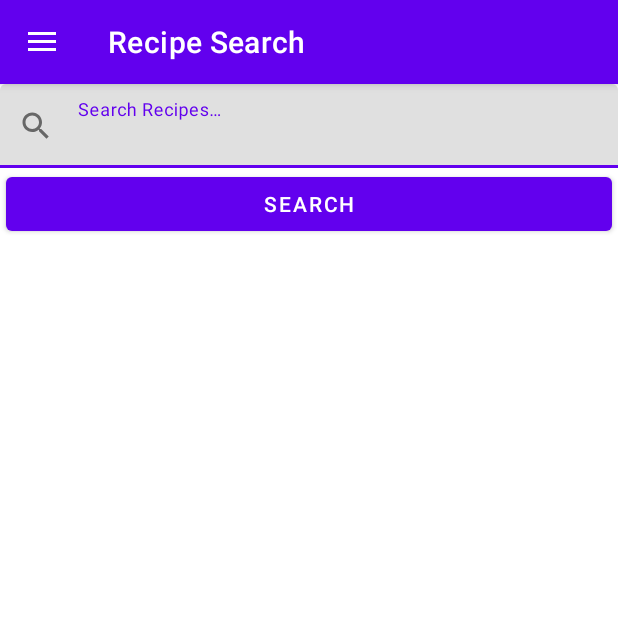
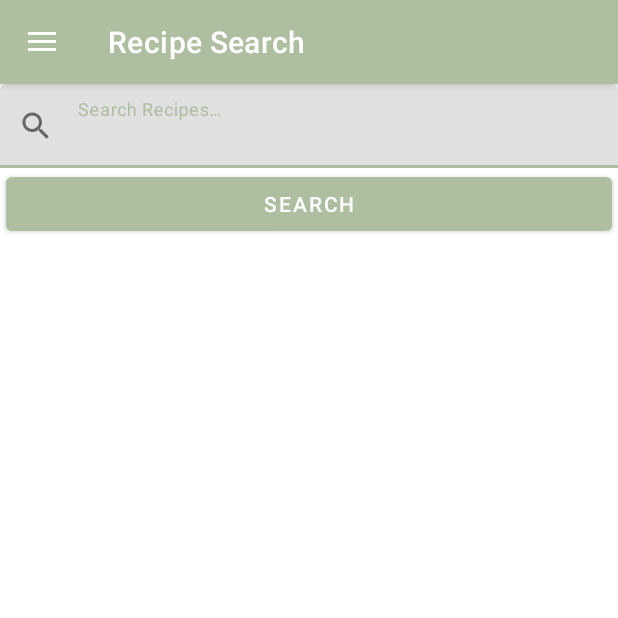
Before and after one commit to srslyashh/Recipe-Finder-Kotlin, an Android app: the screen it shows after launch (MainActivity), on a phone screen of 412 x 824 dp, the top half of it. Run offline under Robolectric (Android 15) with nearby library versions, the phone set to English and light mode, and no system bars; our stand-ins replace navigation-ui.

Commit message:
Added some icons and changed the theme color

```diff
--- /dev/null
+++ b/app/src/main/res/drawable/ic_action_favorite_off.xml
@@ -0,0 +1,4 @@
+<vector android:height="36dp" android:viewportHeight="24"
+    android:viewportWidth="24" android:width="36dp" xmlns:android="http://schemas.android.com/apk/res/android">
+    <path android:fillColor="#0F1729" android:fillType="evenOdd" android:pathData="M7.781,4C4.537,4 2,6.82 2,10.156C2,11.891 2.278,13.32 3.313,14.823C4.3,16.258 5.943,17.706 8.491,19.615L12,22L15.508,19.616C18.057,17.706 19.699,16.258 20.687,14.823C21.722,13.32 22,11.891 22,10.156C22,6.82 19.463,4 16.219,4C14.591,4 13.182,4.663 12,5.863C10.818,4.663 9.409,4 7.781,4ZM7.781,6C5.776,6 4,7.786 4,10.156C4,10.705 4.031,11.188 4.109,11.632C4.238,12.378 4.498,13.018 4.96,13.689C5.745,14.83 7.149,16.11 9.692,18.016L12,19.749L14.308,18.016C16.851,16.11 18.255,14.83 19.04,13.689C19.778,12.618 20,11.625 20,10.156C20,7.786 18.225,6 16.219,6C14.983,6 13.85,6.586 12.803,7.998C12.615,8.253 12.317,8.403 12,8.403C11.683,8.403 11.385,8.253 11.197,7.998C10.15,6.586 9.017,6 7.781,6Z"/>
+</vector>
--- /dev/null
+++ b/app/src/main/res/drawable/ic_action_favorite_on.xml
@@ -0,0 +1,4 @@
+<vector android:height="36dp" android:viewportHeight="24"
+    android:viewportWidth="24" android:width="36dp" xmlns:android="http://schemas.android.com/apk/res/android">
+    <path android:fillColor="#000000" android:pathData="M12.39,20.87a0.696,0.696 0,0 1,-0.78 0C9.764,19.637 2,14.15 2,8.973c0,-6.68 7.85,-7.75 10,-3.25 2.15,-4.5 10,-3.43 10,3.25 0,5.178 -7.764,10.664 -9.61,11.895z"/>
+</vector>
--- /dev/null
+++ b/app/src/main/res/drawable/ic_action_serving.xml
@@ -0,0 +1,4 @@
+<vector android:height="36dp" android:viewportHeight="297"
+    android:viewportWidth="297" android:width="36dp" xmlns:android="http://schemas.android.com/apk/res/android">
+    <path android:fillColor="#000000" android:pathData="M281.35,202.74C277.87,140.81 231.86,90.07 172.13,79.32c0.86,-2.52 1.33,-5.22 1.33,-8.03c0,-13.76 -11.2,-24.96 -24.96,-24.96s-24.96,11.2 -24.96,24.96c0,2.81 0.47,5.51 1.33,8.03C65.14,90.06 19.13,140.81 15.66,202.74C6.46,206.54 0,215.41 0,225.71c0,13.76 11.53,24.96 25.7,24.96h245.6c14.17,0 25.7,-11.2 25.7,-24.96C297,215.41 290.54,206.54 281.35,202.74zM142.58,71.29c0,-3.27 2.66,-5.92 5.92,-5.92s5.92,2.66 5.92,5.92c0,3.27 -2.66,5.92 -5.92,5.92S142.58,74.56 142.58,71.29zM148.5,96.25c59.67,0 108.77,46.06 113.63,104.5H34.87C39.73,142.31 88.83,96.25 148.5,96.25zM271.3,231.63H25.7c-3.61,0 -6.66,-2.71 -6.66,-5.92c0,-3.21 3.05,-5.92 6.66,-5.92h245.6c3.61,0 6.66,2.71 6.66,5.92C277.96,228.92 274.91,231.63 271.3,231.63z"/>
+</vector>
--- /dev/null
+++ b/app/src/main/res/drawable/ic_action_star.xml
@@ -0,0 +1,4 @@
+<vector android:height="36dp" android:viewportHeight="32"
+    android:viewportWidth="32" android:width="36dp" xmlns:android="http://schemas.android.com/apk/res/android">
+    <path android:fillColor="#000000" android:pathData="M16,2.421l4.296,8.909 9.769,1.452 -7.075,7.057 0.238,1.416 1.415,8.443 -8.644,-4.649 -8.643,4.652 1.415,-8.444 0.237,-1.416 -7.073,-7.059 9.768,-1.452 0.642,-1.329zM15.999,0.486c-0.896,0 -1.712,0.505 -2.093,1.296l-3.622,7.52 -8.335,1.239c-0.856,0.128 -1.567,0.713 -1.843,1.512 -0.276,0.802 -0.067,1.684 0.537,2.286l6.106,6.1 -1.417,8.458c-0.143,0.852 0.226,1.707 0.949,2.206 0.397,0.273 0.864,0.411 1.332,0.411 0.385,0 0.77,-0.093 1.119,-0.281l7.266,-3.912 7.266,3.912c0.349,0.187 0.735,0.281 1.118,0.281 0.468,0 0.934,-0.138 1.333,-0.411 0.722,-0.498 1.091,-1.353 0.947,-2.206l-1.417,-8.458 6.11,-6.1c0.605,-0.601 0.812,-1.485 0.536,-2.286s-0.988,-1.385 -1.843,-1.512l-8.333,-1.239 -3.624,-7.52c-0.378,-0.791 -1.195,-1.295 -2.093,-1.295z"/>
+</vector>
--- /dev/null
+++ b/app/src/main/res/drawable/ic_action_time.xml
@@ -0,0 +1,4 @@
+<vector android:height="36dp" android:viewportHeight="24"
+    android:viewportWidth="24" android:width="36dp" xmlns:android="http://schemas.android.com/apk/res/android">
+    <path android:fillColor="#0F1729" android:fillType="evenOdd" android:pathData="M12,4C7.582,4 4,7.582 4,12C4,16.418 7.582,20 12,20C16.418,20 20,16.418 20,12C20,7.582 16.418,4 12,4ZM2,12C2,6.477 6.477,2 12,2C17.523,2 22,6.477 22,12C22,17.523 17.523,22 12,22C6.477,22 2,17.523 2,12ZM11.828,6.757C12.381,6.757 12.828,7.205 12.828,7.757V12.724L16.355,14.065C16.872,14.262 17.131,14.839 16.935,15.355C16.739,15.872 16.161,16.131 15.645,15.935L11.473,14.349C11.085,14.201 10.828,13.829 10.828,13.414V7.757C10.828,7.205 11.276,6.757 11.828,6.757Z"/>
+</vector>
--- a/app/src/main/res/values/colors.xml
+++ b/app/src/main/res/values/colors.xml
@@ -7,4 +7,5 @@
     <color name="teal_700">#FF018786</color>
     <color name="black">#FF000000</color>
     <color name="white">#FFFFFFFF</color>
+    <color name="green">#AEBEA1</color>
 </resources>
--- a/app/src/main/res/values/themes.xml
+++ b/app/src/main/res/values/themes.xml
@@ -2,7 +2,7 @@
     <!-- Base application theme. -->
     <style name="Theme.Foodie" parent="Theme.MaterialComponents.DayNight.DarkActionBar">
         <!-- Primary brand color. -->
-        <item name="colorPrimary">@color/purple_500</item>
+        <item name="colorPrimary">@color/green</item>
         <item name="colorPrimaryVariant">@color/purple_700</item>
         <item name="colorOnPrimary">@color/white</item>
         <!-- Secondary brand color. -->
@@ -10,7 +10,7 @@
         <item name="colorSecondaryVariant">@color/teal_700</item>
         <item name="colorOnSecondary">@color/black</item>
         <!-- Status bar color. -->
-        <item name="android:statusBarColor">?attr/colorPrimaryVariant</item>
+        <item name="android:statusBarColor">?attr/colorOnSecondary</item>
         <!-- Customize your theme here. -->
     </style>
 </resources>
```
